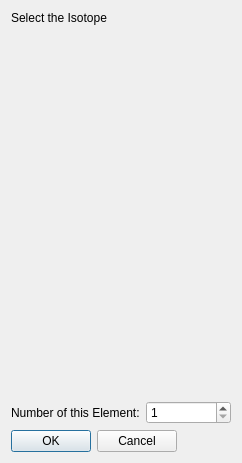
First picture: the form in desiger/ui_isotopes.ui, repository JeanBilheux/periodic_table_ui, before the edit.
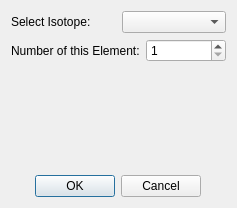
Second picture: the form after the edit.

Commit message: list of isotopes now displayed

The edit to the form file:
```diff
--- a/desiger/ui_isotopes.ui
+++ b/desiger/ui_isotopes.ui
@@ -9,8 +9,8 @@
    <rect>
     <x>0</x>
     <y>0</y>
-    <width>242</width>
-    <height>463</height>
+    <width>237</width>
+    <height>208</height>
    </rect>
   </property>
   <property name="sizePolicy">
@@ -27,21 +27,18 @@
   </property>
   <layout class="QVBoxLayout" name="verticalLayout">
    <item>
+    <layout class="QHBoxLayout" name="horizontalLayout_3">
+     <item>
     <widget class="QLabel" name="label_2">
      <property name="text">
-      <string>Select the Isotope</string>
+        <string>Select Isotope:</string>
      </property>
     </widget>
    </item>
    <item>
-    <widget class="QWidget" name="widget" native="true">
-     <property name="sizePolicy">
-      <sizepolicy hsizetype="Preferred" vsizetype="Expanding">
-       <horstretch>0</horstretch>
-       <verstretch>0</verstretch>
-      </sizepolicy>
-     </property>
-    </widget>
+      <widget class="QComboBox" name="comboBox"/>
+     </item>
+    </layout>
    </item>
    <item>
     <layout class="QHBoxLayout" name="horizontalLayout_2">
@@ -64,8 +61,34 @@
      </item>
     </layout>
    </item>
+   <item>
+    <spacer name="verticalSpacer">
+     <property name="orientation">
+      <enum>Qt::Vertical</enum>
+     </property>
+     <property name="sizeHint" stdset="0">
+      <size>
+       <width>20</width>
+       <height>40</height>
+      </size>
+     </property>
+    </spacer>
+   </item>
    <item>
     <layout class="QHBoxLayout" name="horizontalLayout">
+     <item>
+      <spacer name="horizontalSpacer">
+       <property name="orientation">
+        <enum>Qt::Horizontal</enum>
+       </property>
+       <property name="sizeHint" stdset="0">
+        <size>
+         <width>40</width>
+         <height>20</height>
+        </size>
+       </property>
+      </spacer>
+     </item>
      <item>
       <widget class="QDialogButtonBox" name="buttonBox">
        <property name="orientation">
@@ -77,7 +100,7 @@
       </widget>
      </item>
      <item>
-      <spacer name="horizontalSpacer">
+      <spacer name="horizontalSpacer_2">
        <property name="orientation">
         <enum>Qt::Horizontal</enum>
        </property>
```
Lines whose indentation alone changed are shown as unchanged. The commit also changes 5 other files.
